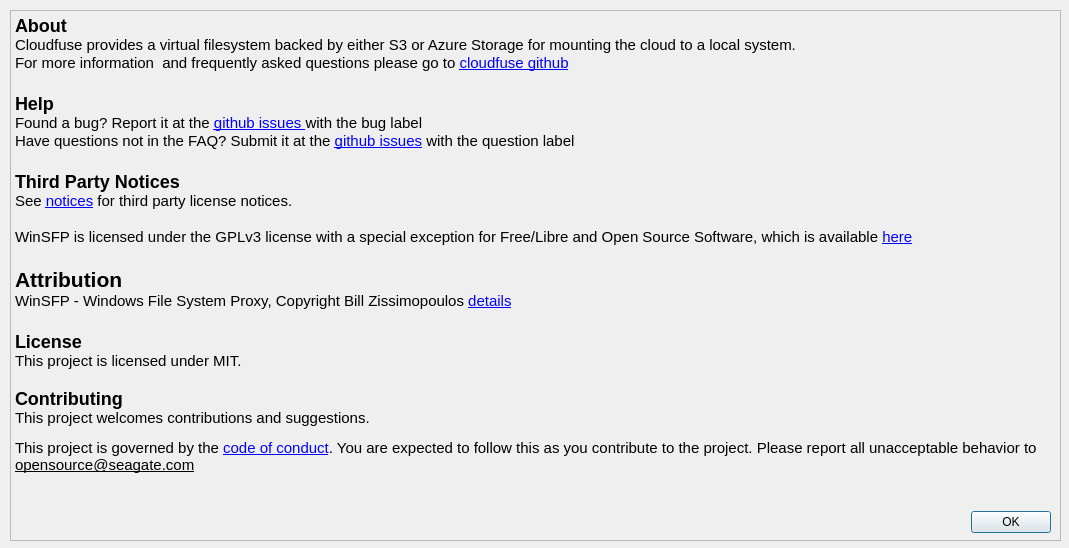
This is gui/about_dialog.ui in Seagate/cloudfuse as Qt 5 draws it before an edit. The edited form follows.
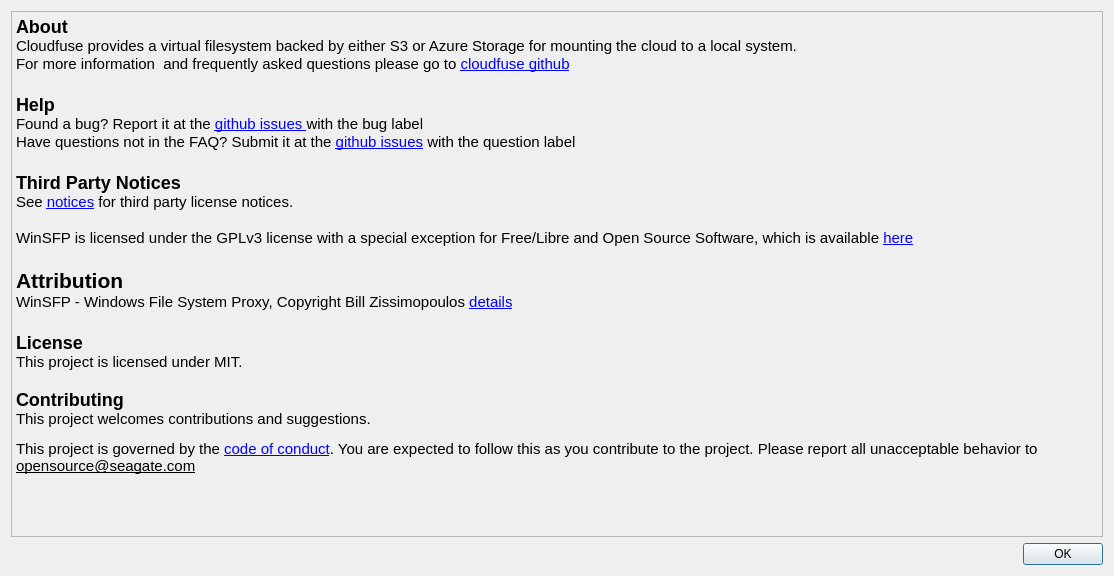
This is the edited form.

Commit message: Fix layout resizing

Diff of the .ui file:
```diff
--- a/gui/about_dialog.ui
+++ b/gui/about_dialog.ui
@@ -6,22 +6,16 @@
    <rect>
     <x>0</x>
     <y>0</y>
-    <width>1069</width>
-    <height>548</height>
+    <width>1114</width>
+    <height>576</height>
    </rect>
   </property>
   <property name="windowTitle">
    <string>About CloudFUSE</string>
   </property>
+  <layout class="QGridLayout" name="gridLayout">
+   <item row="0" column="0">
   <widget class="QTextBrowser" name="textBrowser">
-   <property name="geometry">
-    <rect>
-     <x>10</x>
-     <y>10</y>
-     <width>1051</width>
-     <height>531</height>
-    </rect>
-   </property>
    <property name="styleSheet">
     <string notr="true">background-color: rgb(239, 239, 239);
 border-color: rgb(239, 239, 239);</string>
@@ -55,19 +49,15 @@
 &lt;p style=&quot; margin-top:12px; margin-bottom:12px; margin-left:0px; margin-right:0px; -qt-block-indent:0; text-indent:0px;&quot;&gt;This project is governed by the &lt;a href=&quot;https://github.com/Seagate/cloudfuse/blob/main/CODE_OF_CONDUCT.md&quot;&gt;&lt;span style=&quot; font-family:'monospace'; text-decoration: underline; color:#0000ff;&quot;&gt;code of conduct&lt;/span&gt;&lt;/a&gt;&lt;span style=&quot; font-family:'monospace';&quot;&gt;. You are expected to follow this as you contribute to the project. Please report all unacceptable behavior to &lt;/span&gt;&lt;span style=&quot; font-family:'monospace'; text-decoration: underline;&quot;&gt;opensource@seagate.com&lt;/span&gt;&lt;/p&gt;&lt;/body&gt;&lt;/html&gt;</string>
    </property>
   </widget>
+   </item>
+   <item row="1" column="0">
   <widget class="QDialogButtonBox" name="buttonBox">
-   <property name="geometry">
-    <rect>
-     <x>970</x>
-     <y>510</y>
-     <width>81</width>
-     <height>25</height>
-    </rect>
-   </property>
    <property name="standardButtons">
     <set>QDialogButtonBox::Ok</set>
    </property>
   </widget>
+   </item>
+  </layout>
  </widget>
  <resources/>
  <connections/>
```
Lines whose indentation alone changed are shown as unchanged.
